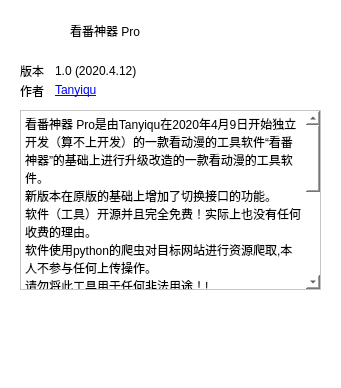
Above: ui/ui_designer/ui_file/forms/aboutForm.ui from tanyiqu/AnimeArtifactPro before the change. Below: the same form after it.
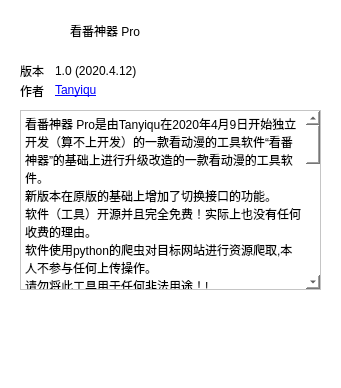
That is the form after the change.

Commit message: 更新关于对话框

```diff
--- a/ui/ui_designer/ui_file/forms/aboutForm.ui
+++ b/ui/ui_designer/ui_file/forms/aboutForm.ui
@@ -167,7 +167,18 @@
 
 额外感谢：
 ● 软件图标：https://www.iconfont.cn/collections/detail?cid=21867
-● 其他：...</string>
+● B站网友提供的网站
+● 其他：...
+
+免责声明*：
+（1）任何用户在下载并使用此工具时均视为已经仔细阅读本声明并且完全同意。使用本软件的用户均被视为自愿接受软件的相关声明。
+（2）本软件供编程爱好者技术交流，非编程爱好者提供下载体验，请勿用于非法用途，如产生法律纠纷与开发者无关。
+（3）本软件没有获取任何个人隐私信息，项目开源并且完全不收费。
+（4）本软件不保证资源的正确性、有效性、完整性。
+（5）用户在使用下载功能时，如果侵犯了第三方的知识产权或者其他，责任由下载着承担，与开发者无关。
+（6）本软件声明未涉及到的问题请参见国家有关法律规则，当本软件与法律冲突时，一国家法律为准。
+（7）本软件供非技术爱好者体验，请此类用户在下载后24小时内删除。
+（8）如果喜欢里面的某一部动漫/影视，请支持支持正版，购买正版光碟或者在正版授权网站上面观看。</string>
    </property>
   </widget>
   <widget class="QLabel" name="gif_2">
```
The commit also changes 1 other file.
